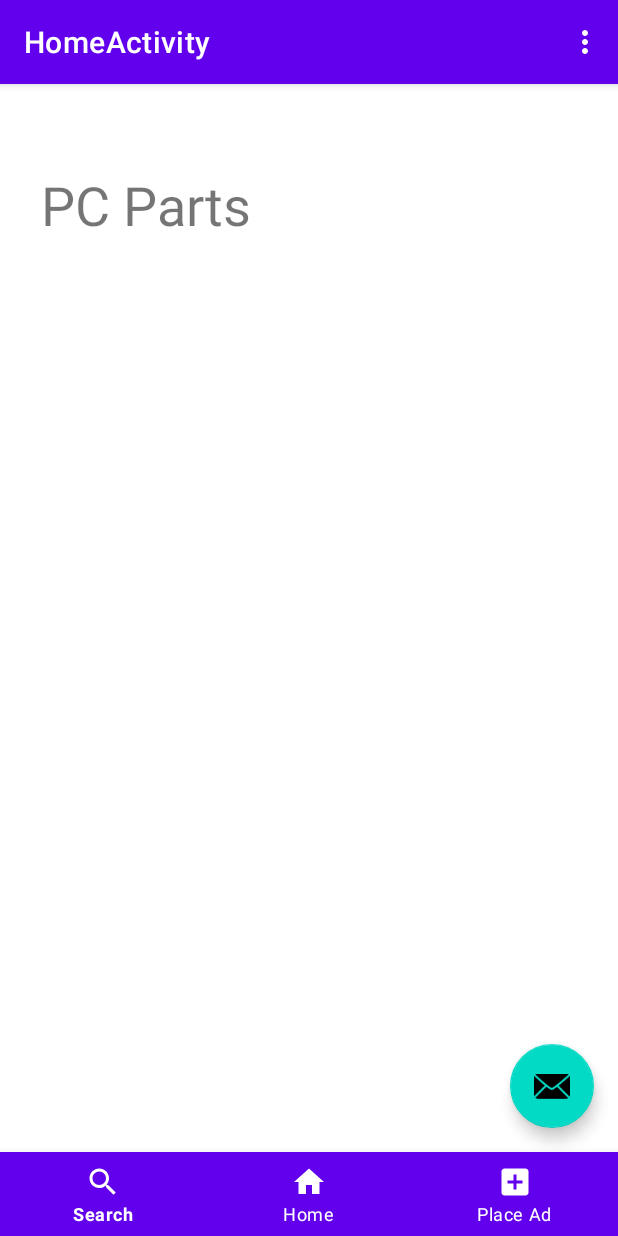
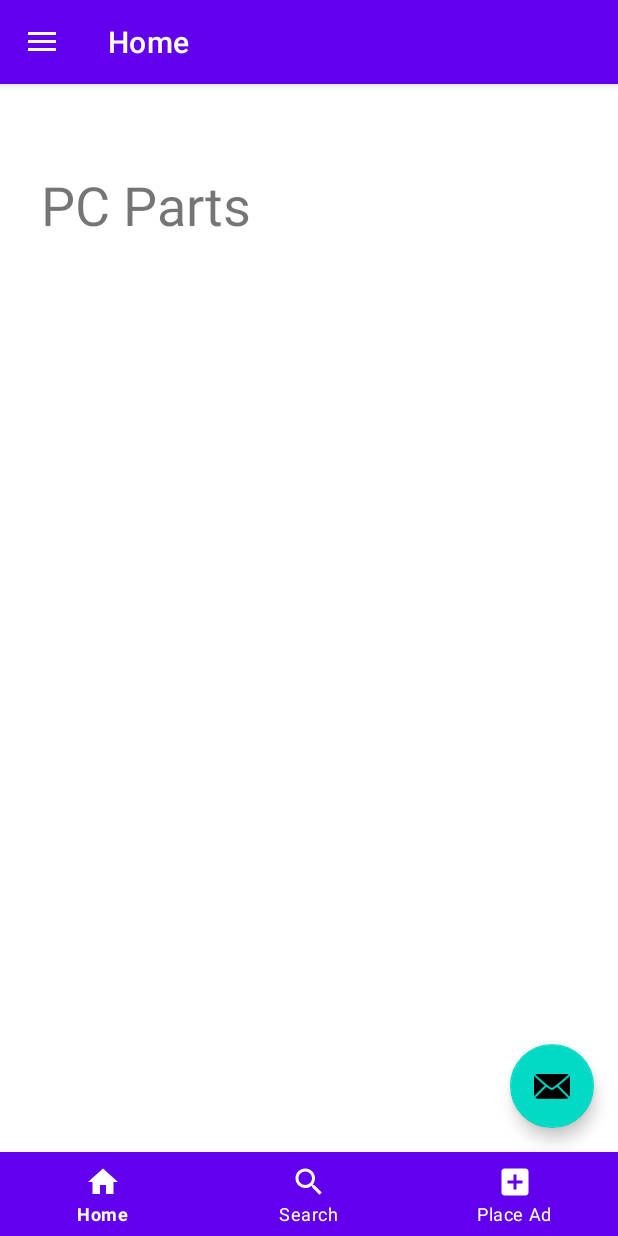
Before and after one commit to 20079707/PC_Parts_Ireland, an Android app: the screen it shows after launch (HomeActivity), on a phone screen of 412 x 824 dp. Run offline under Robolectric (Android 15) with nearby library versions, the phone set to English and light mode, and no system bars; our stand-ins replace navigation-ui.

Commit message:
Fragments_Added

```diff
--- a/app/src/main/java/ie/wit/pcpartsireland/activities/HomeActivity.kt
+++ b/app/src/main/java/ie/wit/pcpartsireland/activities/HomeActivity.kt
@@ -1,22 +1,25 @@
 package ie.wit.pcpartsireland.activities
+
 
 import android.os.Bundle
 import android.view.Menu
-import com.google.android.material.snackbar.Snackbar
-import com.google.android.material.navigation.NavigationView
+import androidx.appcompat.app.AppCompatActivity
+import androidx.drawerlayout.widget.DrawerLayout
 import androidx.navigation.findNavController
 import androidx.navigation.ui.AppBarConfiguration
 import androidx.navigation.ui.navigateUp
 import androidx.navigation.ui.setupActionBarWithNavController
 import androidx.navigation.ui.setupWithNavController
-import androidx.drawerlayout.widget.DrawerLayout
-import androidx.appcompat.app.AppCompatActivity
+import com.google.android.material.navigation.NavigationView
+import com.google.android.material.snackbar.Snackbar
 import ie.wit.pcpartsireland.R
 import ie.wit.pcpartsireland.databinding.ActivityHomeBinding
+
 
 class HomeActivity : AppCompatActivity() {
 
     private lateinit var binding: ActivityHomeBinding
+    private lateinit var appBarConfiguration: AppBarConfiguration
 
     override fun onCreate(savedInstanceState: Bundle?) {
         super.onCreate(savedInstanceState)
@@ -31,11 +34,29 @@ class HomeActivity : AppCompatActivity() {
                 .setAction("Action", null).show()
         }
 
+        val drawerLayout: DrawerLayout = findViewById(R.id.drawer_layout)
+        val navView: NavigationView = findViewById(R.id.nav_view)
+        val navController = findNavController(R.id.nav_host_fragment)
+        // Passing each menu ID as a set of Ids because each
+        // menu should be considered as top level destinations.
+        appBarConfiguration = AppBarConfiguration(
+            setOf(
+                R.id.nav_home, R.id.nav_create_advert, R.id.nav_search
+            ), drawerLayout
+        )
+        setupActionBarWithNavController(navController, appBarConfiguration)
+        navView.setupWithNavController(navController)
+
     }
 
     override fun onCreateOptionsMenu(menu: Menu): Boolean {
         // Inflate the menu; this adds items to the action bar if it is present.
-        menuInflater.inflate(R.menu.home, menu)
+        menuInflater.inflate(R.menu.menu_nav_bar, menu)
         return true
     }
+
+    override fun onSupportNavigateUp(): Boolean {
+        val navController = findNavController(R.id.nav_host_fragment)
+        return navController.navigateUp(appBarConfiguration) || super.onSupportNavigateUp()
+    }
 }
--- a/app/src/main/res/layout/activity_home.xml
+++ b/app/src/main/res/layout/activity_home.xml
@@ -14,6 +14,7 @@
         android:layout_width="match_parent"
         android:layout_height="match_parent" />
 
+
     <com.google.android.material.navigation.NavigationView
         android:id="@+id/nav_view"
         android:layout_width="wrap_content"
@@ -22,4 +23,6 @@
         android:fitsSystemWindows="true"
         app:headerLayout="@layout/nav_header_home"
         app:menu="@menu/activity_main_drawer" />
+
+
 </androidx.drawerlayout.widget.DrawerLayout>
--- a/app/src/main/res/layout/app_bar_home.xml
+++ b/app/src/main/res/layout/app_bar_home.xml
@@ -24,13 +24,7 @@
 
     </com.google.android.material.appbar.AppBarLayout>
 
-    <include
-        android:id="@+id/content"
-        layout="@layout/content_home"
-        app:layout_constraintBottom_toTopOf="@+id/nav"
-        app:layout_constraintEnd_toEndOf="parent"
-        app:layout_constraintStart_toStartOf="parent"
-        app:layout_constraintTop_toBottomOf="@+id/appbar" />
+    <include layout="@layout/content_home" />
 
     <com.google.android.material.floatingactionbutton.FloatingActionButton
         android:id="@+id/fab"
@@ -40,7 +34,7 @@
         android:layout_marginEnd="355dp"
         android:layout_marginBottom="619dp"
         app:layout_constraintBottom_toTopOf="@+id/nav"
-        app:layout_constraintEnd_toEndOf="@+id/content"
+        app:layout_constraintEnd_toEndOf="parent"
         app:srcCompat="@android:drawable/ic_dialog_email" />
 
     <com.google.android.material.bottomnavigation.BottomNavigationView
@@ -55,6 +49,6 @@
         app:layout_constraintBottom_toBottomOf="parent"
         app:layout_constraintEnd_toEndOf="parent"
         app:layout_constraintStart_toStartOf="parent"
-        app:menu="@menu/menu_nav_bar" />
+        app:menu="@menu/activity_main_drawer" />
 
 </androidx.constraintlayout.widget.ConstraintLayout>
--- a/app/src/main/res/layout/content_home.xml
+++ b/app/src/main/res/layout/content_home.xml
@@ -3,36 +3,21 @@
     xmlns:android="http://schemas.android.com/apk/res/android"
     xmlns:app="http://schemas.android.com/apk/res-auto"
     xmlns:tools="http://schemas.android.com/tools"
+    app:layout_behavior="@string/appbar_scrolling_view_behavior"
     android:layout_width="match_parent"
     android:layout_height="match_parent"
-    tools:showIn="@layout/app_bar_home"
-    tools:context=".activities.ui.home.HomeFragment">
+    tools:showIn="@layout/app_bar_home">
 
-
-    <androidx.recyclerview.widget.RecyclerView
-        android:id="@+id/recyclerView"
-        android:layout_width="397dp"
-        android:layout_height="584dp"
-        android:layout_marginTop="116dp"
-        app:layout_constraintBottom_toBottomOf="parent"
-        app:layout_constraintEnd_toEndOf="parent"
-        app:layout_constraintStart_toStartOf="parent"
+    <fragment
+        android:id="@+id/nav_host_fragment"
+        android:name="androidx.navigation.fragment.NavHostFragment"
+        android:layout_width="match_parent"
+        android:layout_height="match_parent"
+        app:defaultNavHost="true"
+        app:layout_constraintLeft_toLeftOf="parent"
+        app:layout_constraintRight_toRightOf="parent"
         app:layout_constraintTop_toTopOf="parent"
-        app:layout_constraintVertical_bias="0.483" />
-
-    <TextView
-        android:id="@+id/pcPartsTitle"
-        android:layout_width="wrap_content"
-        android:layout_height="wrap_content"
-        android:layout_marginBottom="15dp"
-        android:text="@string/menu_parts_list"
-        android:textSize="36sp"
-        app:layout_constraintBottom_toTopOf="@+id/recyclerView"
-        app:layout_constraintEnd_toEndOf="parent"
-        app:layout_constraintHorizontal_bias="0.100"
-        app:layout_constraintStart_toStartOf="parent" />
-
-
+        app:navGraph="@navigation/mobile_navigation" />
 
 
 </androidx.constraintlayout.widget.ConstraintLayout>
--- a/app/src/main/res/layout/fragment_home.xml
+++ b/app/src/main/res/layout/fragment_home.xml
@@ -1,13 +1,31 @@
 <?xml version="1.0" encoding="utf-8"?>
-<FrameLayout xmlns:android="http://schemas.android.com/apk/res/android"
-    xmlns:tools="http://schemas.android.com/tools"
+<androidx.constraintlayout.widget.ConstraintLayout xmlns:android="http://schemas.android.com/apk/res/android"
     android:layout_width="match_parent"
     android:layout_height="match_parent"
-    xmlns:app="http://schemas.android.com/apk/res-auto"
-    tools:context=".activities.ui.home.HomeFragment">
+    xmlns:app="http://schemas.android.com/apk/res-auto">
 
-    <include layout="@layout/app_bar_home" />
+    <androidx.recyclerview.widget.RecyclerView
+        android:id="@+id/recyclerView"
+        android:layout_width="397dp"
+        android:layout_height="584dp"
+        android:layout_marginTop="116dp"
+        app:layout_constraintBottom_toBottomOf="parent"
+        app:layout_constraintEnd_toEndOf="parent"
+        app:layout_constraintStart_toStartOf="parent"
+        app:layout_constraintTop_toTopOf="parent"
+        app:layout_constraintVertical_bias="0.483" />
+
+    <TextView
+        android:id="@+id/pcPartsTitle"
+        android:layout_width="wrap_content"
+        android:layout_height="wrap_content"
+        android:layout_marginBottom="15dp"
+        android:text="@string/menu_parts_list"
+        android:textSize="36sp"
+        app:layout_constraintBottom_toTopOf="@+id/recyclerView"
+        app:layout_constraintEnd_toEndOf="parent"
+        app:layout_constraintHorizontal_bias="0.100"
+        app:layout_constraintStart_toStartOf="parent" />
 
 
-
-</FrameLayout>
+</androidx.constraintlayout.widget.ConstraintLayout>
--- a/app/src/main/res/menu/activity_main_drawer.xml
+++ b/app/src/main/res/menu/activity_main_drawer.xml
@@ -1,20 +1,24 @@
 <?xml version="1.0" encoding="utf-8"?>
 <menu xmlns:android="http://schemas.android.com/apk/res/android"
     xmlns:tools="http://schemas.android.com/tools"
+    xmlns:app="http://schemas.android.com/apk/res-auto"
     tools:showIn="navigation_view">
 
-    <group android:checkableBehavior="single">
+
         <item
             android:id="@+id/nav_home"
-            android:icon="@drawable/ic_menu_camera"
-            android:title="@string/menu_home" />
+            android:icon="@drawable/nav_home_icon"
+            android:title="@string/nav_home"
+            app:showAsAction="never"/>
         <item
-            android:id="@+id/nav_parts_list"
-            android:icon="@drawable/ic_menu_gallery"
-            android:title="@string/menu_parts_list" />
+            android:id="@+id/nav_search"
+            android:icon="@drawable/nav_search_icon"
+            android:title="@string/nav_search"
+            app:showAsAction="never"/>
         <item
             android:id="@+id/nav_create_advert"
-            android:icon="@drawable/ic_menu_slideshow"
-            android:title="@string/menu_create_advert" />
-    </group>
+            android:icon="@drawable/nav_place_advert_icon"
+            android:title="@string/nav_place_advert"
+            app:showAsAction="never"/>
+
 </menu>
--- a/app/src/main/res/menu/menu_nav_bar.xml
+++ b/app/src/main/res/menu/menu_nav_bar.xml
@@ -2,19 +2,5 @@
 <menu xmlns:android="http://schemas.android.com/apk/res/android"
     xmlns:app="http://schemas.android.com/apk/res-auto">
 
-    <item
-        android:id="@+id/search"
-        android:icon="@drawable/nav_search_icon"
-        android:title="@string/nav_search" />
-
-    <item
-        android:id="@+id/home"
-        android:icon="@drawable/nav_home_icon"
-        android:title="@string/nav_home" />
-
-    <item
-        android:id="@+id/placeAdvert"
-        android:icon="@drawable/nav_place_advert_icon"
-        android:title="@string/nav_place_advert" />
 
 </menu>
--- /dev/null
+++ b/app/src/main/res/navigation/mobile_navigation.xml
@@ -0,0 +1,26 @@
+<?xml version="1.0" encoding="utf-8"?>
+<navigation xmlns:android="http://schemas.android.com/apk/res/android"
+    xmlns:app="http://schemas.android.com/apk/res-auto"
+    xmlns:tools="http://schemas.android.com/tools"
+    android:id="@+id/mobile_navigation"
+    app:startDestination="@+id/nav_home">
+
+    <fragment
+        android:id="@+id/nav_home"
+        android:name="ie.wit.pcpartsireland.activities.ui.home.HomeFragment"
+        android:label="@string/menu_home"
+        tools:layout="@layout/fragment_home" />
+
+    <fragment
+        android:id="@+id/nav_create_advert"
+        android:name="ie.wit.pcpartsireland.activities.ui.home.CreateAdvertFragment"
+        android:label="@string/menu_create_advert"
+        tools:layout="@layout/fragment_create_advert" />
+
+    <fragment
+        android:id="@+id/nav_search"
+        android:name="ie.wit.pcpartsireland.activities.ui.home.SearchFragment"
+        android:label="@string/menu_search"
+        tools:layout="@layout/fragment_search" />
+
+</navigation>
--- a/app/src/main/res/values/strings.xml
+++ b/app/src/main/res/values/strings.xml
@@ -16,4 +16,5 @@
     <string name="nav_home">Home</string>
     <string name="nav_search">Search</string>
     <string name="nav_place_advert">Place Ad</string>
+    <string name="menu_search">Search Parts</string>
 </resources>
```
Also changed, not shown: app/src/main/java/ie/wit/pcpartsireland/activities/ui/home/CreateAdvertFragment.kt (added, +33 -0 lines), app/src/main/java/ie/wit/pcpartsireland/activities/ui/home/SearchFragment.kt (added, +34 -0 lines), app/src/main/res/layout/fragment_create_advert.xml (added, +14 -0 lines), app/src/main/res/layout/fragment_search.xml (added, +14 -0 lines).
